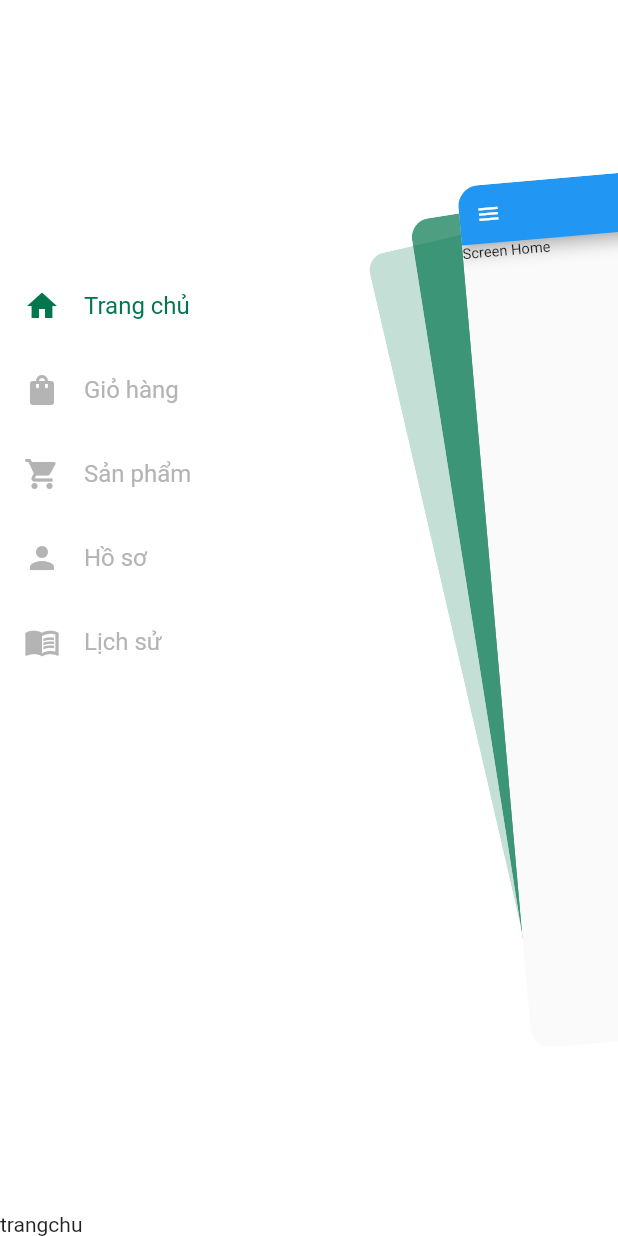
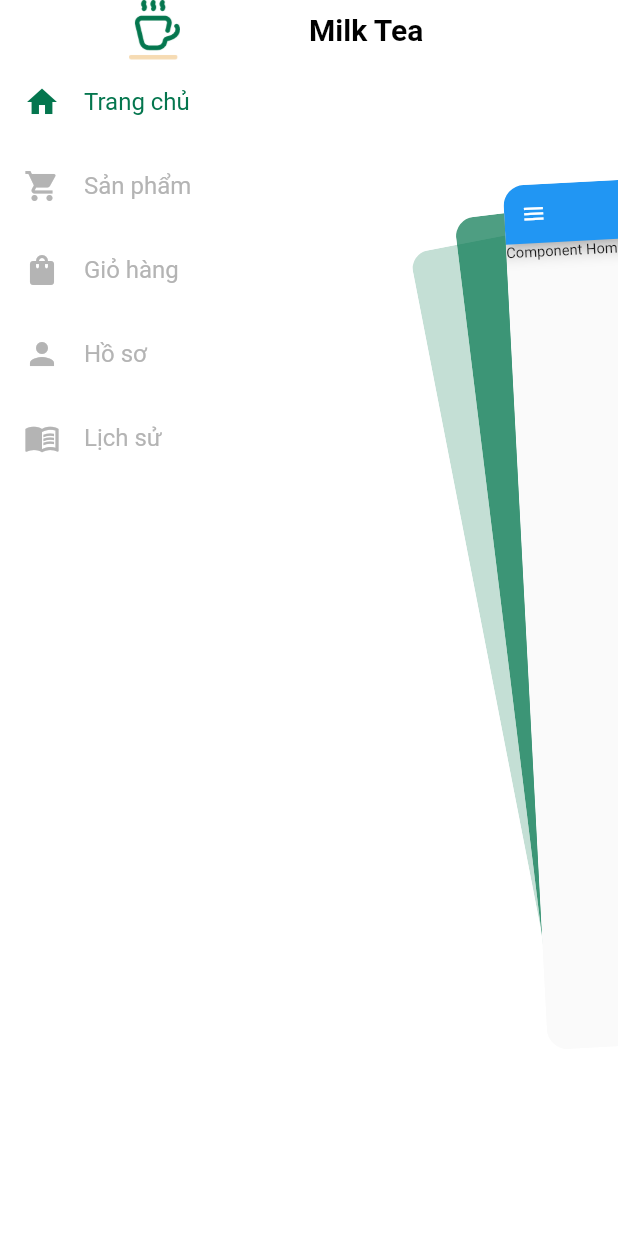
Before and after one commit to tienkim9920/flutter-ecommerce, a Flutter app: the screen it shows after launch, after a tap on the "menu" icon, on a phone screen of 412 x 824 dp. Run offline on Flutter 3.47's test engine with Material 2 defaults, Android fonts, the phone set to English and light mode, and no system bars; drawn by our look-alikes of flutter_zoom_drawer.

Commit message:
update source code

```diff
--- a/milk_tea/lib/component/menu.dart
+++ b/milk_tea/lib/component/menu.dart
@@ -1,20 +1,12 @@
 import 'package:flutter/material.dart';
-import 'package:flutter_zoom_drawer/flutter_zoom_drawer.dart';
 import 'package:milk_tea/models/menu-item.dart';
-import 'package:milk_tea/route/route.dart';
-
-List<MenuItem> menuItems = [
-  MenuItem('trangchu', 'Trang chủ', Icons.home, Routes().home),
-  MenuItem('giohang', 'Giỏ hàng', Icons.shopping_bag, '/giohang'),
-  MenuItem('sanpham', 'Sản phẩm', Icons.shopping_cart, Routes().product),
-  MenuItem('hoso', 'Hồ sơ', Icons.person, '/giohang'),
-  MenuItem('lichsu', 'Lịch sử', Icons.menu_book, '/giohang'),
-];
 
 class Menu extends StatelessWidget {
   final String currentItem;
+  final List<MenuItem> menuItems;
+  final ValueChanged<MenuItem> onSelectItem;
 
-  const Menu(this.currentItem, { Key? key }) : super(key: key);
+  const Menu(this.currentItem, this.menuItems, this.onSelectItem, { Key? key }) : super(key: key);
 
   @override
   Widget build(BuildContext context) {
@@ -22,9 +14,28 @@ class Menu extends StatelessWidget {
       backgroundColor: Colors.white,
       body: SafeArea(
         child: Column(
+          children: [
+            Row(
+              // crossAxisAlignment: CrossAxisAlignment.center,
+              children: [
+                Expanded(
+                  child: Image.asset('assets/logo_color.png', width: 80, height: 40),
+                ),
+                Expanded(
+                  child: Text(
+                    'Milk Tea',
+                    style: TextStyle(
+                      color: Colors.black,
+                      fontSize: 20,
+                      fontWeight: FontWeight.bold
+                    ),
+                  )
+                )
+              ],
+            ),
+            Column(
               crossAxisAlignment: CrossAxisAlignment.start,
               children: [
-            Spacer(),
                 ...menuItems.map((item) => ListTile(
                   selected: item.id == currentItem,
                   minLeadingWidth: 20,
@@ -40,13 +51,10 @@ class Menu extends StatelessWidget {
                       Color.fromRGBO(180, 180, 180, 1)
                     ),
                   ),
-              onTap: () => {
-                ZoomDrawer.of(context)!.close(),
-                Navigator.pushNamed(context, item.route)
-              },
+                  onTap: () => onSelectItem(item),
                 )).toList(),
-            Spacer(flex: 2),
-            Text(currentItem)
+              ],
+            )
           ],
         ),
       )
--- a/milk_tea/lib/main.dart
+++ b/milk_tea/lib/main.dart
@@ -1,7 +1,6 @@
 import 'package:flutter/material.dart';
 import 'package:milk_tea/route/route.dart';
-import 'package:milk_tea/screen/home.dart';
-import 'package:milk_tea/screen/product.dart';
+import 'package:milk_tea/screen/index.dart';
 import 'package:milk_tea/screen/intro.dart';
 import 'package:milk_tea/screen/loading.dart';
 import 'package:milk_tea/screen/login.dart';
@@ -10,15 +9,14 @@ import 'package:milk_tea/screen/signup.dart';
 
 void main() {
   runApp(MaterialApp(
-    initialRoute: Routes().home,
+    initialRoute: Routes().index,
     routes: {
       Routes().loading: (context) => Loading(),
       Routes().intro: (context) => Intro(),
       Routes().login: (context) => Login(),
       Routes().signin: (context) => SignIn(),
       Routes().signup: (context) => SignUp(),
-      Routes().product: (context) => Product(),
-      Routes().home: (context) => Home(),
+      Routes().index: (context) => Index(),
     },
   ));
 }
--- a/milk_tea/lib/models/menu-item.dart
+++ b/milk_tea/lib/models/menu-item.dart
@@ -4,7 +4,6 @@ class MenuItem{
   late String id;
   late String title;
   late IconData icon;
-  late String route;
 
-  MenuItem(this.id, this.title, this.icon, this.route);
+  MenuItem(this.id, this.title, this.icon);
 }
--- a/milk_tea/lib/route/route.dart
+++ b/milk_tea/lib/route/route.dart
@@ -4,6 +4,5 @@ class Routes{
   String login = '/login';
   String signin = '/signin';
   String signup = '/signup';
-  String product = '/product';
-  String home = '/home';
+  String index = '/index';
 }
--- a/milk_tea/lib/screen/home.dart
+++ /dev/null
@@ -1,36 +0,0 @@
-import 'package:flutter/material.dart';
-import 'package:flutter_zoom_drawer/flutter_zoom_drawer.dart';
-import 'package:milk_tea/component/menu-widget.dart';
-import 'package:milk_tea/component/menu.dart';
-import 'package:milk_tea/screen/product.dart';
-
-class Home extends StatefulWidget {
-  const Home({ Key? key }) : super(key: key);
-
-  @override
-  State<Home> createState() => _HomeState();
-}
-
-class _HomeState extends State<Home> {
-  String currentItem = 'trangchu';
-
-  @override
-  Widget build(BuildContext context) => ZoomDrawer(
-    style: DrawerStyle.Style1,
-    borderRadius: 20,
-    angle: -5,
-    slideWidth: MediaQuery.of(context).size.width * 0.8,
-    showShadow: true,
-    backgroundColor: Color.fromRGBO(4, 118, 78, 0.7),
-    menuScreen: Menu(currentItem),
-    mainScreen: Scaffold(
-      appBar: AppBar(
-        title: Text('Home'),
-        backgroundColor: Colors.blue,
-        centerTitle: true,
-        leading: MenuWidget(),
-      ),
-      body: Text('Screen Home'),
-    )
-  );
-}
--- /dev/null
+++ b/milk_tea/lib/screen/index.dart
@@ -0,0 +1,73 @@
+import 'package:flutter/material.dart';
+import 'package:flutter_zoom_drawer/flutter_zoom_drawer.dart';
+import 'package:milk_tea/component/menu-widget.dart';
+import 'package:milk_tea/component/menu.dart';
+import 'package:milk_tea/models/menu-item.dart';
+import 'package:milk_tea/view/cart.dart';
+import 'package:milk_tea/view/history.dart';
+import 'package:milk_tea/view/home.dart';
+import 'package:milk_tea/view/product.dart';
+import 'package:milk_tea/view/profile.dart';
+
+class Index extends StatefulWidget {
+  const Index({ Key? key }) : super(key: key);
+
+  @override
+  State<Index> createState() => _IndexState();
+}
+
+class _IndexState extends State<Index> {
+  String currentItem = 'trangchu';
+  String currentScreen = 'Trang Chủ';
+
+  List<MenuItem> menuItems = [
+    MenuItem('trangchu', 'Trang chủ', Icons.home),
+    MenuItem('sanpham', 'Sản phẩm', Icons.shopping_cart),
+    MenuItem('giohang', 'Giỏ hàng', Icons.shopping_bag),
+    MenuItem('hoso', 'Hồ sơ', Icons.person),
+    MenuItem('lichsu', 'Lịch sử', Icons.menu_book),
+  ];
+
+  dynamic getScreen(){
+    switch(currentItem){
+      case 'trangchu':
+        return Home();
+      case 'sanpham':
+        return Product();
+      case 'giohang':
+        return Cart();
+      case 'hoso':
+        return Profile();
+      case 'lichsu':
+        return History();
+    }
+  }
+
+  @override
+  Widget build(BuildContext context) => ZoomDrawer(
+    style: DrawerStyle.Style1,
+    borderRadius: 20,
+    angle: -3,
+    slideWidth: MediaQuery.of(context).size.width * .85,
+    showShadow: true,
+    backgroundColor: Color.fromRGBO(4, 118, 78, 0.7),
+    menuScreen: Builder(
+      builder: (context) => Menu(currentItem, menuItems, (item) => {
+        setState(() => {
+          currentItem = item.id,
+          currentScreen = item.title
+        }),
+        ZoomDrawer.of(context)!.close(),
+      }),
+    ),
+    mainScreen: Scaffold(
+      appBar: AppBar(
+        title: Text(currentScreen),
+        backgroundColor: Colors.blue,
+        centerTitle: true,
+        leading: MenuWidget(),
+      ),
+      body: getScreen(),
+    )
+  );
+}
--- /dev/null
+++ b/milk_tea/lib/view/home.dart
@@ -0,0 +1,12 @@
+import 'package:flutter/material.dart';
+
+class Home extends StatelessWidget {
+  const Home({ Key? key }) : super(key: key);
+
+  @override
+  Widget build(BuildContext context) {
+    return Scaffold(
+      body: Text('Component Home'),
+    );
+  }
+}
--- a/milk_tea/pubspec.yaml
+++ b/milk_tea/pubspec.yaml
@@ -59,9 +59,8 @@ flutter:
   uses-material-design: true
 
   # To add assets to your application, add an assets section, like this:
-  # assets:
-  #   - images/a_dot_burr.jpeg
-  #   - images/a_dot_ham.jpeg
+  assets:
+    - assets/
 
   # An image asset can refer to one or more resolution-specific "variants", see
   # https://flutter.dev/assets-and-images/#resolution-aware.
```
Also changed, not shown: milk_tea/lib/screen/product.dart (deleted, +0 -40 lines), milk_tea/lib/view/cart.dart (added, +12 -0 lines), milk_tea/lib/view/history.dart (added, +12 -0 lines), milk_tea/lib/view/product.dart (added, +12 -0 lines), milk_tea/lib/view/profile.dart (added, +12 -0 lines), milk_tea/assets/logo.png (added), milk_tea/assets/logo_color.png (added). Lines whose indentation alone changed are shown as unchanged.
